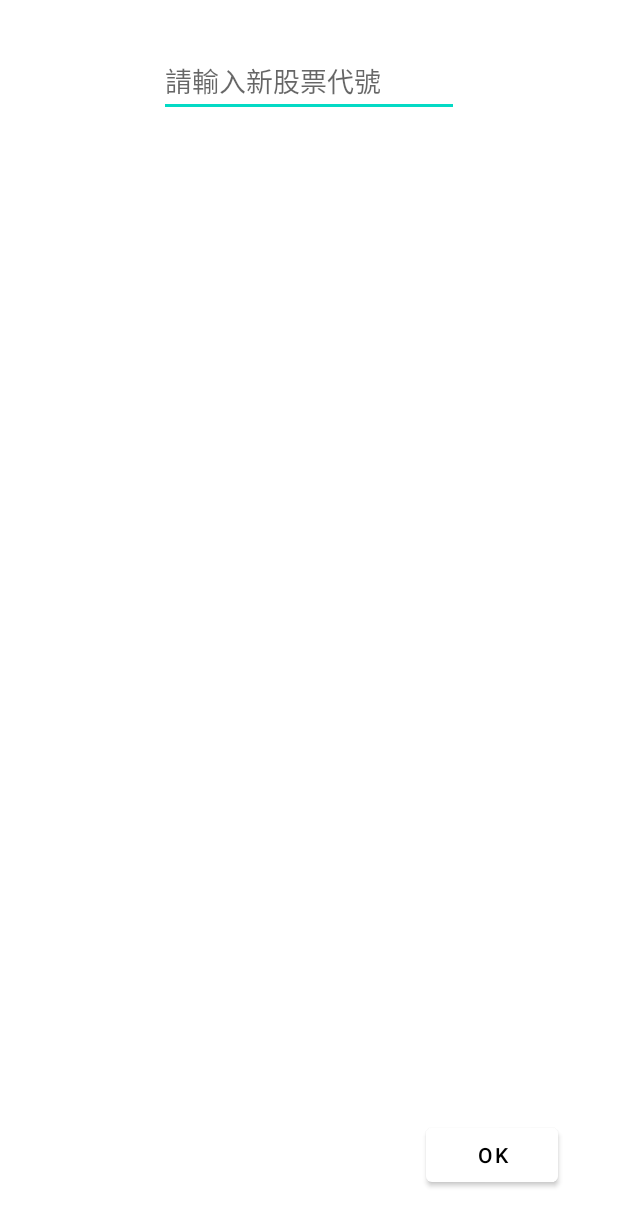
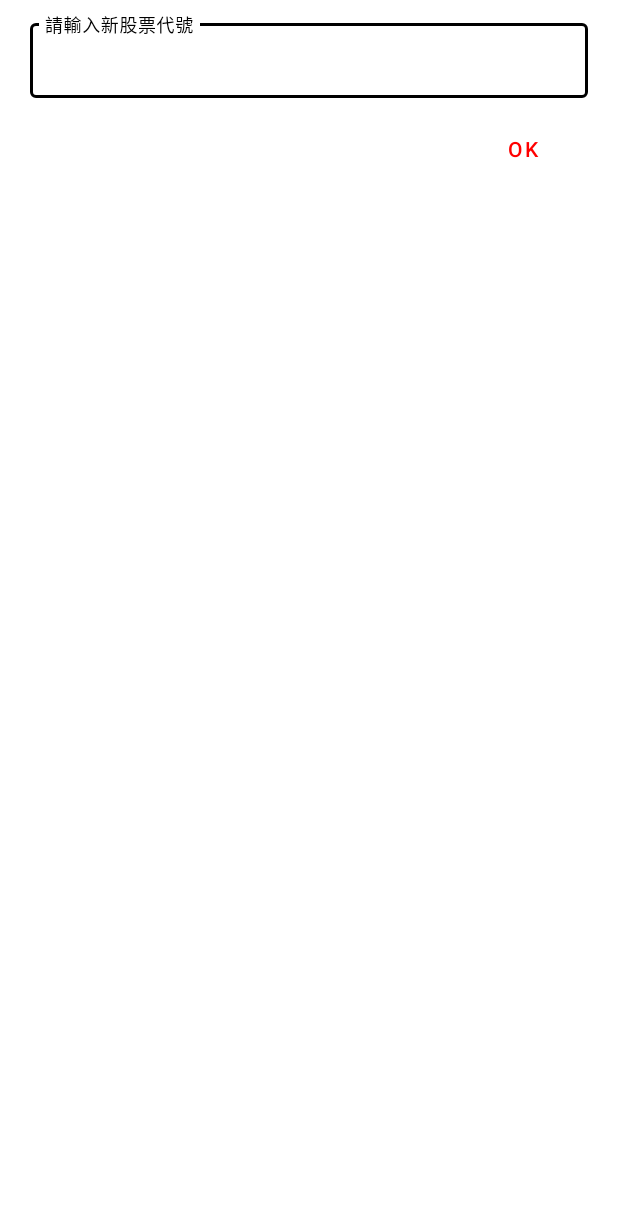
Before and after one commit to albertkingdom/android-app-mynewsapp, an Android app: the layout fragment_addnewstock.xml on its own in the app's theme, with its tools: preview values and no code run, on a phone screen of 412 x 824 dp. Shown: the top 1226 px of the screen. Run offline under Robolectric (Android 15) with nearby library versions, the phone set to English and light mode, and no system bars.

```diff
--- a/app/src/main/java/com/example/mynewsapp/ui/CustomDialogFragment.kt
+++ b/app/src/main/java/com/example/mynewsapp/ui/CustomDialogFragment.kt
@@ -25,7 +25,7 @@ class CustomDialogFragment : DialogFragment() {
     override fun onStart() {
         super.onStart()
         // setup the width and height of dialog
-        dialog?.window?.setLayout(WRAP_CONTENT, 800)
+        dialog?.window?.setLayout(WRAP_CONTENT, WRAP_CONTENT)
 
     }
 
--- a/app/src/main/java/com/example/mynewsapp/ui/NewsViewModel.kt
+++ b/app/src/main/java/com/example/mynewsapp/ui/NewsViewModel.kt
@@ -22,6 +22,7 @@ import com.google.firebase.firestore.DocumentChange
 import com.google.firebase.firestore.ktx.firestore
 import com.google.firebase.ktx.Firebase
 import kotlinx.coroutines.launch
+import okio.EOFException
 import retrofit2.Response
 import java.util.*
 import kotlin.collections.ArrayList
@@ -73,9 +74,13 @@ class NewsViewModel(val newsRepository: NewsRepository, application: MyApplicati
                         val stockListString: String = stockList.joinToString("|") {
                             "tse_${it}.tw"
                         }
-
-                        val response = newsRepository.getStockPriceInfo(stockNo = stockListString)
-                        stockPriceInfo.value = handleStockPriceInfoResponse(response)
+                        try {
+                            val response =
+                                newsRepository.getStockPriceInfo(stockNo = stockListString)
+                            stockPriceInfo.value = handleStockPriceInfoResponse(response)
+                        } catch (e: EOFException) {
+                            e.printStackTrace()
+                        }
 
                         Log.d(TAG, "fetch for stock price")
                         delay(1000 * 60 * 5)
--- a/app/src/main/res/layout/fragment_addnewstock.xml
+++ b/app/src/main/res/layout/fragment_addnewstock.xml
@@ -3,33 +3,43 @@
     xmlns:app="http://schemas.android.com/apk/res-auto"
     xmlns:tools="http://schemas.android.com/tools"
     android:layout_width="match_parent"
-    android:layout_height="match_parent"
+    android:layout_height="wrap_content"
     android:orientation="vertical"
     android:paddingHorizontal="20dp"
     android:paddingVertical="10dp"
     >
 
-    <AutoCompleteTextView
-        android:id="@+id/input_stockNo"
-        android:layout_width="200dp"
-        android:layout_height="48dp"
-        android:layout_marginStart="20dp"
-        android:layout_marginTop="20dp"
-        android:layout_marginEnd="20dp"
+    <com.google.android.material.textfield.TextInputLayout
+        android:id="@+id/outlinedTextField"
+        style="@style/Widget.MaterialComponents.TextInputLayout.OutlinedBox"
+        android:layout_width="match_parent"
+        android:layout_height="wrap_content"
+        android:focusedByDefault="true"
         android:hint="@string/dialog_editTextHint"
+        app:boxStrokeColor="@color/black"
+        app:hintTextColor="@color/black"
         app:layout_constraintEnd_toEndOf="parent"
         app:layout_constraintStart_toStartOf="parent"
-        app:layout_constraintTop_toTopOf="parent"
-        android:inputType="number"/>
+        app:layout_constraintTop_toTopOf="parent">
 
+        <androidx.appcompat.widget.AppCompatAutoCompleteTextView
+            android:id="@+id/input_stockNo"
+            android:layout_width="match_parent"
+            android:layout_height="50dp"
+            android:paddingHorizontal="10dp"
+            android:inputType="number" />
+    </com.google.android.material.textfield.TextInputLayout>
     <Button
         android:id="@+id/confirm_button"
         android:layout_width="wrap_content"
         android:layout_height="wrap_content"
-        android:layout_marginEnd="20dp"
+        android:layout_marginTop="10dp"
+        android:layout_marginEnd="0dp"
         android:layout_marginBottom="20dp"
+        android:background="@android:color/transparent"
         android:text="@string/dialog_confirm_button"
+        android:textColor="@color/red"
         app:layout_constraintBottom_toBottomOf="parent"
         app:layout_constraintEnd_toEndOf="parent"
-        />
+        app:layout_constraintTop_toBottomOf="@id/outlinedTextField" />
 </androidx.constraintlayout.widget.ConstraintLayout>
--- a/app/src/main/res/values/strings.xml
+++ b/app/src/main/res/values/strings.xml
@@ -1,5 +1,5 @@
 <resources>
-    <string name="app_name">MyNewsApp</string>
+    <string name="app_name">台股追蹤</string>
     <string name="title_home">自選股</string>
     <string name="title_dashboard">Dashboard</string>
     <string name="title_notifications">Notifications</string>
```
